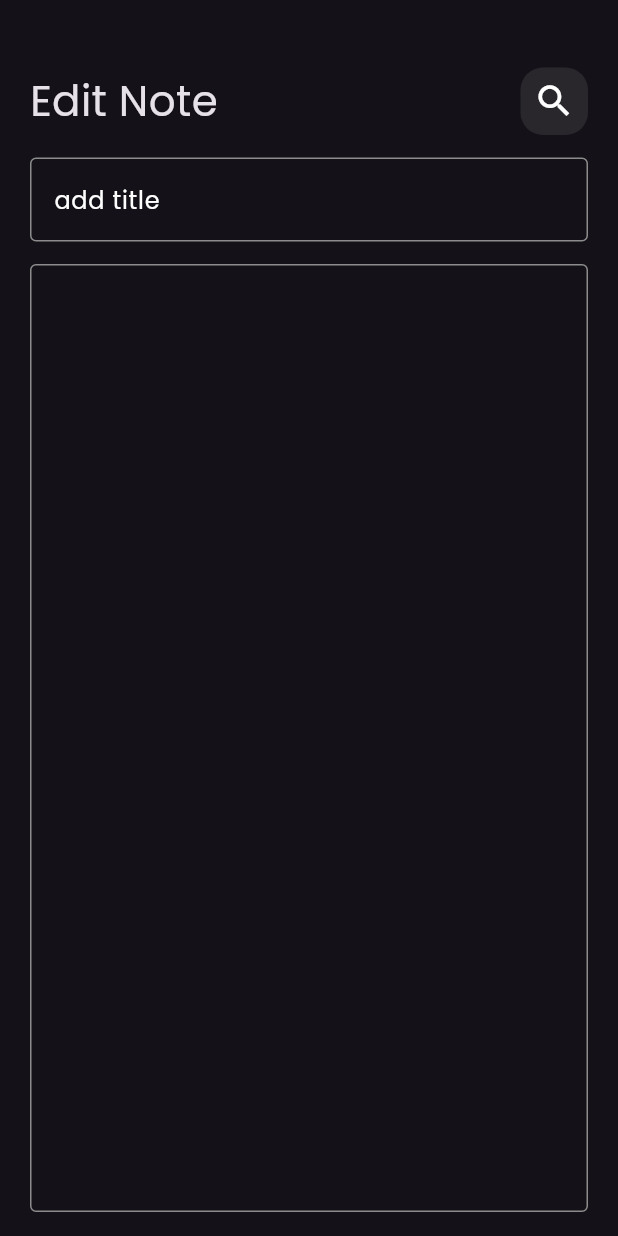
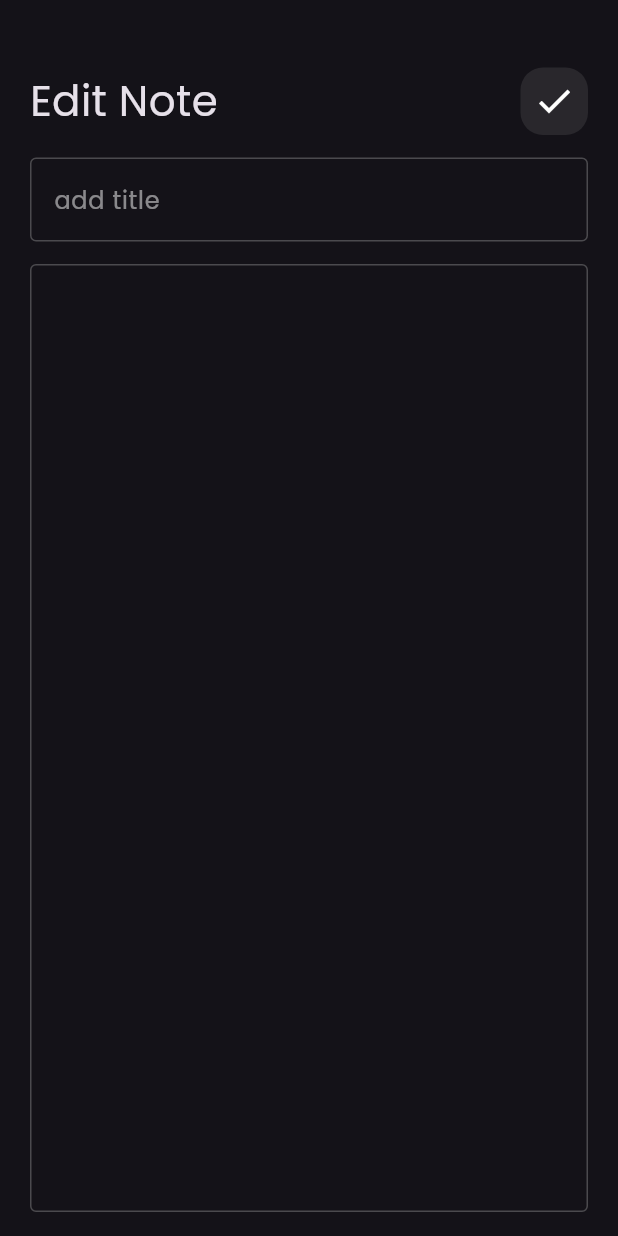
Before and after one commit to Sefen-Mahrous/notes_app, a Flutter app: the screen it shows after launch, after a tap on "Flutter tips", on a phone screen of 412 x 824 dp. Run offline on Flutter 3.47's test engine with Material 3 defaults, Android fonts, the phone set to English and light mode, and no system bars.

Commit message:
add appbar and text fileds to edit note view

```diff
--- a/lib/views/edit_note_view.dart
+++ b/lib/views/edit_note_view.dart
@@ -14,12 +14,9 @@ class EditNoteView extends StatelessWidget {
           child: Column(
             children: [
               SizedBox(height: 45),
-              CustomAppBar(title: 'Edit Note'),
+              CustomAppBar(icon: Icons.check_sharp, title: 'Edit Note'),
               SizedBox(height: 15),
-              CustomTextField(hint: 'Title', label: 'add title'),
-              SizedBox(height: 15),
-
-              CustomTextField(maxLines: 25),
+              EditNoteViewBody(),
             ],
           ),
         ),
@@ -27,3 +24,18 @@ class EditNoteView extends StatelessWidget {
     );
   }
 }
+
+class EditNoteViewBody extends StatelessWidget {
+  const EditNoteViewBody({super.key});
+
+  @override
+  Widget build(BuildContext context) {
+    return Column(
+      children: [
+        CustomTextField(hint: 'Title', label: 'add title'),
+        SizedBox(height: 15),
+        CustomTextField(maxLines: 25),
+      ],
+    );
+  }
+}
--- a/lib/views/widgets/custom_app_bar.dart
+++ b/lib/views/widgets/custom_app_bar.dart
@@ -3,7 +3,8 @@ import 'package:notes/views/widgets/custom_search_Icon.dart';
 
 class CustomAppBar extends StatelessWidget {
   final String title;
-  const CustomAppBar({super.key, required this.title});
+  final IconData icon;
+  const CustomAppBar({super.key, required this.title, required this.icon});
 
   @override
   Widget build(BuildContext context) {
@@ -11,7 +12,7 @@ class CustomAppBar extends StatelessWidget {
       mainAxisAlignment: MainAxisAlignment.spaceBetween,
       children: [
         Text(title, style: TextStyle(fontSize: 28)),
-        const CustomSearchIcon(),
+        CustomIconButton(icon: icon),
       ],
     );
   }
--- a/lib/views/widgets/custom_search_Icon.dart
+++ b/lib/views/widgets/custom_search_Icon.dart
@@ -1,7 +1,8 @@
 import 'package:flutter/material.dart';
 
-class CustomSearchIcon extends StatelessWidget {
-  const CustomSearchIcon({super.key});
+class CustomIconButton extends StatelessWidget {
+  final IconData icon;
+  const CustomIconButton({super.key, required this.icon});
 
   @override
   Widget build(BuildContext context) {
@@ -14,7 +15,7 @@ class CustomSearchIcon extends StatelessWidget {
         height: 45,
         width: 45,
 
-        child: const Icon(Icons.search, size: 28),
+        child: Icon(icon, size: 28),
       ),
     );
   }
--- a/lib/views/widgets/custom_text_filed.dart
+++ b/lib/views/widgets/custom_text_filed.dart
@@ -29,13 +29,11 @@ class CustomTextField extends StatelessWidget {
         ),
         border: OutlineInputBorder(borderSide: BorderSide(color: Colors.white)),
         enabledBorder: OutlineInputBorder(
-          borderSide: BorderSide(
-            color: const Color.fromARGB(255, 141, 140, 140),
-          ),
+          borderSide: BorderSide(color: Colors.grey.withValues(alpha: 0.4)),
         ),
         hintText: hint,
         label: Text(label ?? ''),
-        labelStyle: TextStyle(color: Colors.white),
+        labelStyle: TextStyle(color: Colors.white.withValues(alpha: 0.5)),
         hintStyle: TextStyle(color: Colors.white),
       ),
     );
--- a/lib/views/widgets/note_view_body.dart
+++ b/lib/views/widgets/note_view_body.dart
@@ -12,7 +12,7 @@ class NoteViewBody extends StatelessWidget {
       child: Column(
         children: [
           SizedBox(height: 45),
-          CustomAppBar(title: 'Notes'),
+          CustomAppBar(icon: Icons.search, title: 'Notes'),
           SizedBox(height: 15),
           NotesListView(),
         ],
```
